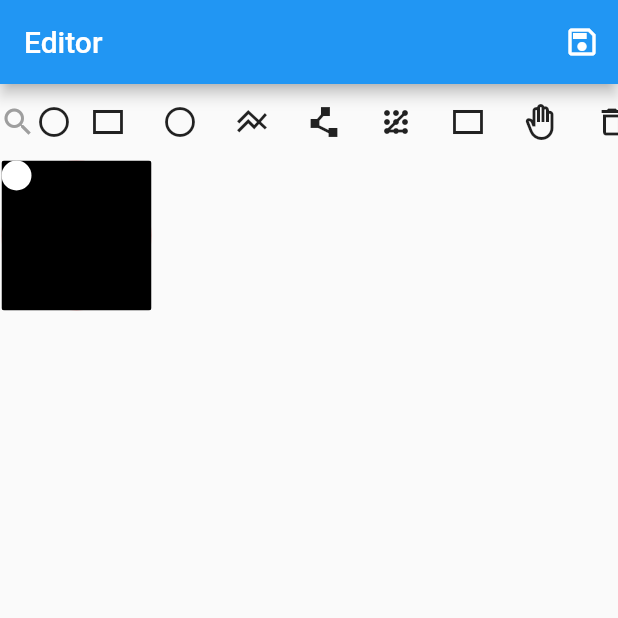
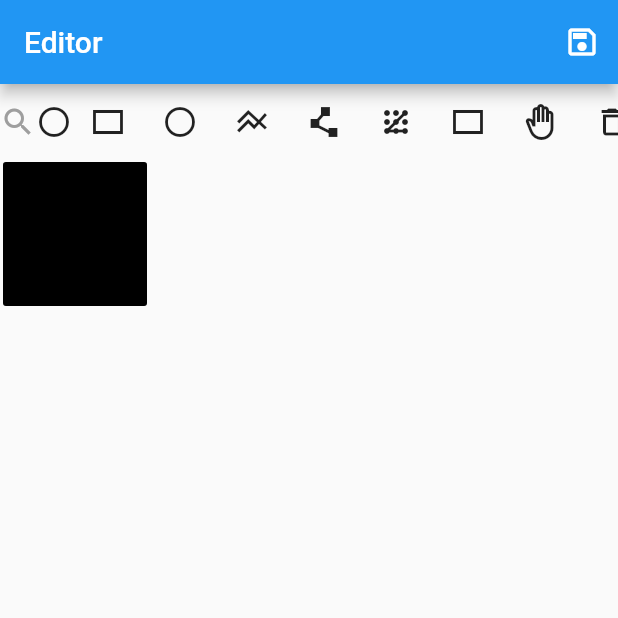
Before and after one commit to BMarx981/SoVeryGood, a Flutter app: the screen it shows after launch, after a tap on the "circle" icon, after a tap on the "rectangle" icon, on a phone screen of 412 x 824 dp, the top half of it. Run offline on Flutter 3.47's test engine with Material 2 defaults, Android fonts, the phone set to English and light mode, and no system bars; our stand-ins replace flutter_riverpod, flutter_svg, go_router; generated files the repository leaves out were written again.

Commit message:
Functioning shape movement

```diff
--- a/lib/src/drawable_objects.dart/base_widget.dart
+++ b/lib/src/drawable_objects.dart/base_widget.dart
@@ -29,16 +29,10 @@ class _BaseWidgetState extends ConsumerState<BaseWidget> {
   double rotation = 0;
   double width = 100;
   double height = 100;
-  double lastRotation = 0;
-  double endRotation = 0;
-  double distance = 1;
   bool currentlySelected = false;
   double newScale = 1;
   double oldScale = 1;
   Offset dxy = Offset.zero;
-  Offset start = Offset.zero;
-
-  final degreesOverPi = (180 / math.pi);
 
   String svgTag =
       '<svg width="100" height="100" version="1.1" xmlns="http://www.w3.org/2000/svg">';
@@ -52,8 +46,7 @@ class _BaseWidgetState extends ConsumerState<BaseWidget> {
             '<circle cx="50" cy="50" r="50" fill="red" fill-opacity=".5"/></svg>';
         break;
       case ShapeNames.rectangle:
-        shape =
-            '<rect x="0" y="0"  rx="2" width="100" height="100"/><circle cx="10" cy="10" r="10" fill="white"/></svg>';
+        shape = '<rect x="0" y="0"  rx="2" width="100" height="100"/></svg>';
         break;
       case ShapeNames.ellipse:
         shape = '<ellipse cx="50" cy="50" rx="50" ry="100"/></svg>';
@@ -84,21 +77,12 @@ class _BaseWidgetState extends ConsumerState<BaseWidget> {
     if (!selectedOn) {
       setState(() => currentlySelected = false);
     }
-    return Transform.translate(
-      offset: Offset(dxy.dx, dxy.dy),
-      child: Container(
-        decoration: BoxDecoration(
-          border: Border.all(
-            color: selectedOn && currentlySelected
-                ? Colors.black.withOpacity(.5)
-                : Colors.transparent,
-          ),
-        ),
-        child: Transform.scale(
-          scale: newScale,
-          origin: const Offset(0.0, 0.0),
+    return Positioned(
+      width: width * newScale,
+      height: height * newScale,
+      top: dxy.dy,
+      left: dxy.dx,
       child: GestureDetector(
-            // behavior: HitTestBehavior.translucent,
         onTap: () {
           setState(() {
             debugPrint("Tapped");
@@ -110,11 +94,10 @@ class _BaseWidgetState extends ConsumerState<BaseWidget> {
         },
         onScaleUpdate: (details) {
           int count = details.pointerCount;
-              if (count > 1) {
+          if (count == 2) {
             setState(() {
               newScale = oldScale * details.scale;
               rotation = ((details.rotation * 180) / math.pi) / 24;
-                  debugPrint(rotation.toString());
               if (details.focalPointDelta.dy != 0 ||
                   details.focalPointDelta.dx != 0) {
                 dxy += details.focalPointDelta;
@@ -127,22 +110,31 @@ class _BaseWidgetState extends ConsumerState<BaseWidget> {
           }
         },
         onScaleStart: (ScaleStartDetails details) {
-              start = dxy;
-              // debugPrint('Onstart: ${dxy.toString()}');
+          if (details.pointerCount > 1) {
             setState(() {
               oldScale = newScale;
             });
-            },
-            onScaleEnd: (dets) {
-              // debugPrint(
-              //     'OnEnd: ${dxy.toString()} \n Start $start \n Diff ${dxy - start}');
+          }
         },
         onLongPress: () {
           return;
         },
+        child: Container(
+          width: width * newScale,
+          height: height * newScale,
+          decoration: BoxDecoration(
+            border: Border.all(
+              color: selectedOn && currentlySelected
+                  ? Colors.black.withOpacity(.5)
+                  : Colors.transparent,
+              width: 2,
+            ),
+          ),
           child: Transform.rotate(
             alignment: FractionalOffset.center,
             angle: rotation,
+            child: Transform.scale(
+              scale: newScale,
               child: SvgPicture.string('${svgContainer(width, height)}$shape'),
             ),
           ),
```
Lines whose indentation alone changed are shown as unchanged.
